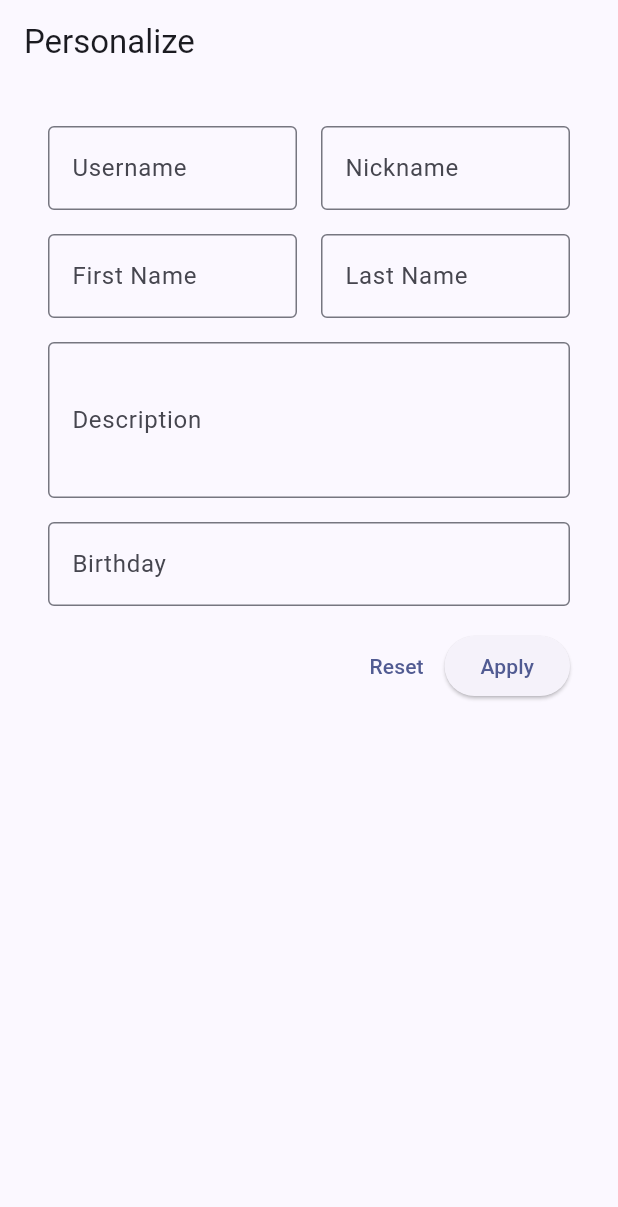
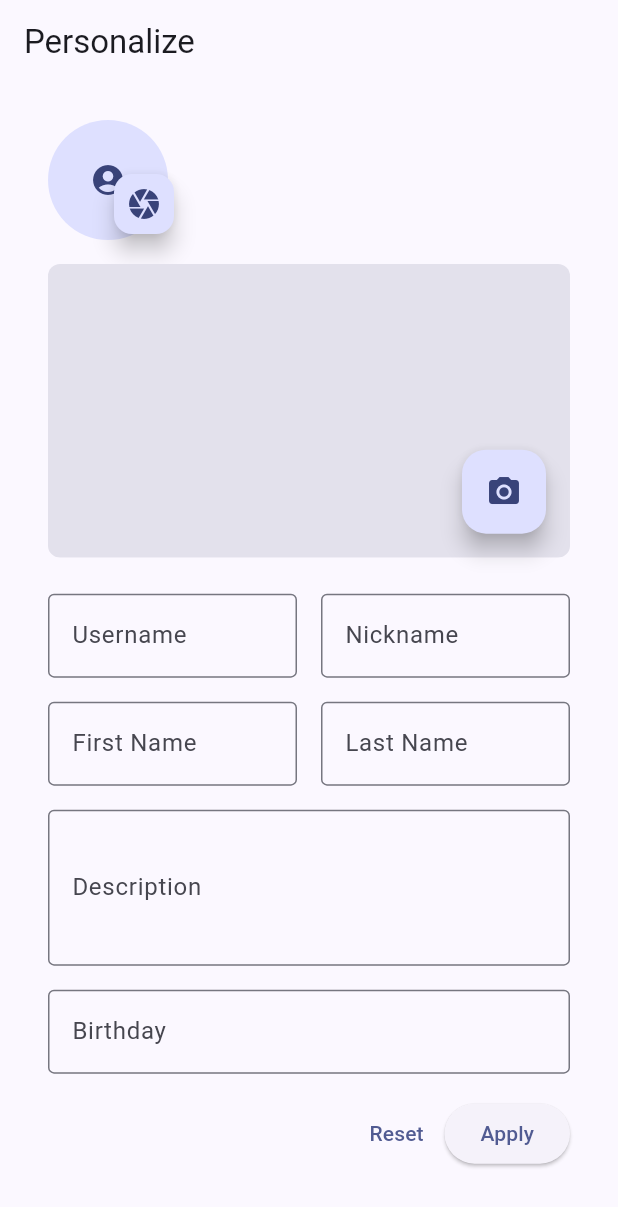
Before and after one commit to Solsynth/Hydrogen.Agent, a Flutter app: the PersonalizeScreen screen opened by its route, on a phone screen of 412 x 824 dp. Shown: the top 1207 px of the screen. Run offline on Flutter 3.47's test engine with Material 3 defaults, Android fonts, the phone set to English and light mode, and no system bars; our stand-ins replace badges, cached_network_image, file_picker, flutter_animate, flutter_carousel_widget, flutter_local_notifications and 9 more; missing offline and left inert: draggable_float_widget, flutter_background, flutter_webrtc, livekit_client, markdown, media_kit and 2 more; accounts and stored records are empty; generated files the repository leaves out were written again; network calls fail; statements that could not run were skipped.

Commit message:
:sparkles: Can edit avatar and banner

```diff
--- a/lib/i18n/app_en.arb
+++ b/lib/i18n/app_en.arb
@@ -75,7 +75,7 @@
   "chatNew": "New Chat",
   "chatNewCreate": "Create a channel",
   "chatNewJoin": "Join a exists channel",
-  "chatManage": "Manage Chat",
+  "chatDetail": "Chat Details",
   "chatMember": "Member",
   "chatNotifySetting": "Notify Settings",
   "chatChannelUsage": "Channel",
--- a/lib/i18n/app_zh.arb
+++ b/lib/i18n/app_zh.arb
@@ -73,7 +73,7 @@
   "reactionAdded": "你的反应已被添加。",
   "reactionRemoved": "你的反应已被移除。",
   "chatNew": "新聊天",
-  "chatManage": "管理聊天",
+  "chatDetail": "聊天详情",
   "chatMember": "成员",
   "chatNotifySetting": "通知设定",
   "chatNewCreate": "新建频道",
--- a/lib/screens/account.dart
+++ b/lib/screens/account.dart
@@ -2,6 +2,7 @@ import 'package:flutter/material.dart';
 import 'package:provider/provider.dart';
 import 'package:solian/providers/auth.dart';
 import 'package:solian/router.dart';
+import 'package:solian/utils/theme.dart';
 import 'package:solian/widgets/account/account_avatar.dart';
 import 'package:flutter_gen/gen_l10n/app_localizations.dart';
 import 'package:solian/widgets/scaffold.dart';
@@ -14,7 +15,7 @@ class AccountScreen extends StatelessWidget {
     return IndentScaffold(
       title: AppLocalizations.of(context)!.account,
       noSafeArea: true,
-      fixedAppBarColor: true,
+      fixedAppBarColor: SolianTheme.isLargeScreen(context),
       child: AccountScreenWidget(
         onSelect: (item) {
           SolianRouter.router.pushNamed(item);
--- a/lib/screens/account/personalize.dart
+++ b/lib/screens/account/personalize.dart
@@ -1,11 +1,15 @@
 import 'dart:convert';
+import 'dart:io';
 
 import 'package:flutter/material.dart';
 import 'package:flutter_animate/flutter_animate.dart';
+import 'package:http/http.dart';
+import 'package:image_picker/image_picker.dart';
 import 'package:intl/intl.dart';
 import 'package:provider/provider.dart';
 import 'package:solian/providers/auth.dart';
 import 'package:solian/utils/service_url.dart';
+import 'package:solian/widgets/account/account_avatar.dart';
 import 'package:solian/widgets/exts.dart';
 import 'package:solian/widgets/scaffold.dart';
 import 'package:flutter_gen/gen_l10n/app_localizations.dart';
@@ -31,6 +35,8 @@ class PersonalizeScreenWidget extends StatefulWidget {
 }
 
 class _PersonalizeScreenWidgetState extends State<PersonalizeScreenWidget> {
+  final _imagePicker = ImagePicker();
+
   final _usernameController = TextEditingController();
   final _nicknameController = TextEditingController();
   final _firstNameController = TextEditingController();
@@ -38,6 +44,8 @@ class _PersonalizeScreenWidgetState extends State<PersonalizeScreenWidget> {
   final _descriptionController = TextEditingController();
   final _birthdayController = TextEditingController();
 
+  String? _avatar;
+  String? _banner;
   DateTime? _birthday;
 
   bool _isSubmitting = false;
@@ -65,6 +73,12 @@ class _PersonalizeScreenWidgetState extends State<PersonalizeScreenWidget> {
     _descriptionController.text = prof['description'];
     _firstNameController.text = prof['profile']['first_name'];
     _lastNameController.text = prof['profile']['last_name'];
+    if (prof['avatar'] != null && prof['avatar'].isNotEmpty) {
+      _avatar = getRequestUri('passport', '/api/avatar/${prof['avatar']}').toString();
+    }
+    if (prof['banner'] != null && prof['banner'].isNotEmpty) {
+      _banner = getRequestUri('passport', '/api/avatar/${prof['banner']}').toString();
+    }
     if (prof['profile']['birthday'] != null) {
       _birthday = DateTime.parse(prof['profile']['birthday']);
       _birthdayController.text = DateFormat('yyyy-MM-dd hh:mm').format(_birthday!);
@@ -93,7 +107,9 @@ class _PersonalizeScreenWidgetState extends State<PersonalizeScreenWidget> {
     );
     if (res.statusCode == 200) {
       await auth.fetchProfiles();
-      resetInputs();
+      setState(() {
+        resetInputs();
+      });
 
       ScaffoldMessenger.of(context).showSnackBar(SnackBar(
         content: Text(AppLocalizations.of(context)!.personalizeApplied),
@@ -106,20 +122,115 @@ class _PersonalizeScreenWidgetState extends State<PersonalizeScreenWidget> {
     setState(() => _isSubmitting = false);
   }
 
+  Future<void> applyAvatar(String position) async {
+    final auth = context.read<AuthProvider>();
+    if (!await auth.isAuthorized()) return;
+
+    final image = await _imagePicker.pickImage(source: ImageSource.gallery);
+    if (image == null) return;
+
+    setState(() => _isSubmitting = true);
+
+    final file = File(image.path);
+    try {
+      final req = MultipartRequest('PUT', getRequestUri('passport', '/api/users/me/$position'));
+      req.files.add(await MultipartFile.fromPath(position, file.path));
+
+      var res = await auth.client!.send(req);
+      if (res.statusCode == 200) {
+        await auth.fetchProfiles();
+        setState(() {
+          resetInputs();
+        });
+
+        ScaffoldMessenger.of(context).showSnackBar(SnackBar(
+          content: Text(AppLocalizations.of(context)!.personalizeApplied),
+        ));
+      } else {
+        throw Exception(utf8.decode(await res.stream.toBytes()));
+      }
+    } catch (err) {
+      context.showErrorDialog(err);
+    }
+
+    setState(() => _isSubmitting = false);
+  }
+
   @override
   void initState() {
     super.initState();
 
-    Future.delayed(Duration.zero, () => resetInputs());
+    Future.delayed(Duration.zero, () {
+      setState(() {
+        resetInputs();
+      });
+    });
   }
 
   @override
   Widget build(BuildContext context) {
     return Container(
-      padding: const EdgeInsets.symmetric(vertical: 28, horizontal: 32),
-      child: Column(
+      padding: const EdgeInsets.symmetric(horizontal: 32),
+      child: ListView(
         children: [
           _isSubmitting ? const LinearProgressIndicator().animate().scaleX() : Container(),
+          const SizedBox(height: 24),
+          Stack(
+            children: [
+              AccountAvatar(source: _avatar ?? '', radius: 40, direct: true),
+              Positioned(
+                bottom: 0,
+                left: 40,
+                child: FloatingActionButton.small(
+                  onPressed: () => applyAvatar('avatar'),
+                  child: const Icon(
+                    Icons.camera,
+                  ),
+                ),
+              ),
+            ],
+          ),
+          const SizedBox(height: 16),
+          Stack(
+            children: [
+              ClipRRect(
+                borderRadius: const BorderRadius.all(Radius.circular(8)),
+                child: AspectRatio(
+                  aspectRatio: 16 / 9,
+                  child: Container(
+                    color: Theme.of(context).colorScheme.surfaceVariant,
+                    child: _banner != null
+                        ? Image.network(
+                            _banner!,
+                            fit: BoxFit.cover,
+                            loadingBuilder: (BuildContext context, Widget child, ImageChunkEvent? loadingProgress) {
+                              if (loadingProgress == null) return child;
+                              return Center(
+                                child: CircularProgressIndicator(
+                                  value: loadingProgress.expectedTotalBytes != null
+                                      ? loadingProgress.cumulativeBytesLoaded / loadingProgress.expectedTotalBytes!
+                                      : null,
+                                ),
+                              );
+                            },
+                          )
+                        : Container(),
+                  ),
+                ),
+              ),
+              Positioned(
+                bottom: 16,
+                right: 16,
+                child: FloatingActionButton(
+                  onPressed: () => applyAvatar('banner'),
+                  child: const Icon(
+                    Icons.camera_alt,
+                  ),
+                ),
+              ),
+            ],
+          ),
+          const SizedBox(height: 24),
           Row(
             children: [
               Flexible(
--- a/lib/screens/chat/chat_detail.dart
+++ b/lib/screens/chat/chat_detail.dart
@@ -63,7 +63,7 @@ class _ChatDetailScreenState extends State<ChatDetailScreen> {
     ];
 
     return IndentScaffold(
-      title: AppLocalizations.of(context)!.chatManage,
+      title: AppLocalizations.of(context)!.chatDetail,
       hideDrawer: true,
       noSafeArea: true,
       child: Column(
```
Also changed, not shown: lib/utils/file.dart (added, +9 -0 lines), lib/widgets/posts/attachment_editor.dart (+4 -10 lines), 2 other files.
